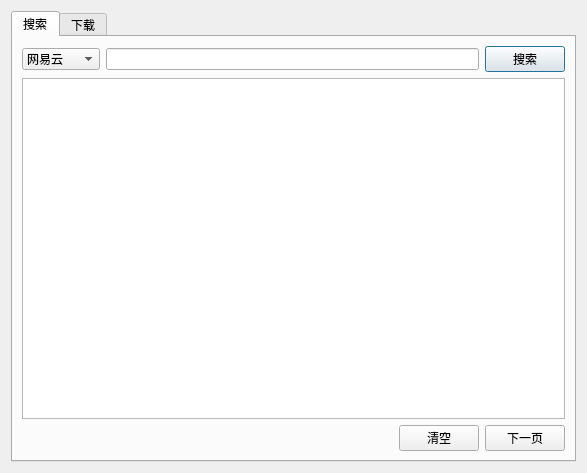
Qt form ui/download_dialog.ui (shicj0927/EasyMusicPlus) before a commit.
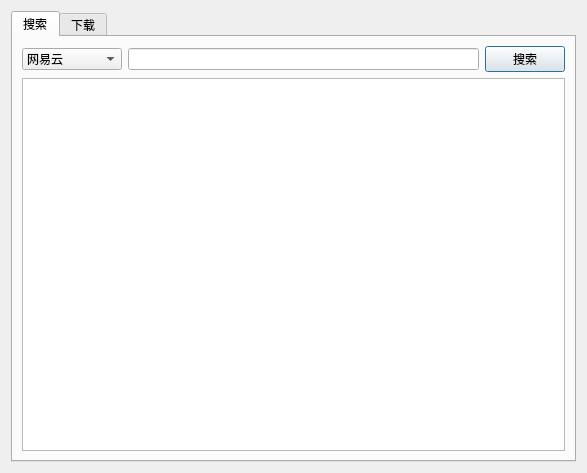
The same form after that commit. The open tabs and pages were chosen to show the change.

Patch:
```diff
--- a/ui/download_dialog.ui
+++ b/ui/download_dialog.ui
@@ -28,6 +28,12 @@
         <layout class="QHBoxLayout" name="qHBoxLayout_searchBar">
          <item>
           <widget class="QComboBox" name="qComboBox_searchSource">
+           <property name="minimumSize">
+            <size>
+             <width>100</width>
+             <height>0</height>
+            </size>
+           </property>
            <item>
             <property name="text">
              <string>网易云</string>
@@ -55,36 +61,18 @@
        <item>
         <layout class="QHBoxLayout" name="qHBoxLayout_searchResult">
          <item>
-          <widget class="QTableView" name="qTableView_searchResult"/>
-         </item>
-        </layout>
-       </item>
-       <item>
-        <layout class="QHBoxLayout" name="qHBoxLayout_searchControl">
-         <item>
-          <spacer name="qSpacer_searchControl">
-           <property name="orientation">
-            <enum>Qt::Horizontal</enum>
+          <widget class="QTableView" name="qTableView_searchResult">
+           <property name="sizePolicy">
+            <sizepolicy hsizetype="Expanding" vsizetype="Expanding">
+             <horstretch>0</horstretch>
+             <verstretch>0</verstretch>
+            </sizepolicy>
            </property>
-           <property name="sizeHint" stdset="0">
+           <property name="minimumSize">
             <size>
-             <width>40</width>
-             <height>20</height>
+             <width>0</width>
+             <height>0</height>
             </size>
-           </property>
-          </spacer>
-         </item>
-         <item>
-          <widget class="QPushButton" name="qPushButton_clearSearch">
-           <property name="text">
-            <string>清空</string>
-           </property>
-          </widget>
-         </item>
-         <item>
-          <widget class="QPushButton" name="qPushButton_nextPage">
-           <property name="text">
-            <string>下一页</string>
            </property>
           </widget>
          </item>
```
Left out of the diff: 40 changed lines with no effect on the pictures.
